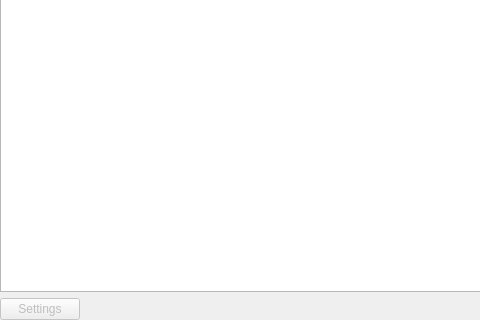
tenrok/kclient3, file src/lib/preferences/pluginslist.ui: the form before one commit; both pictures show x 0 to 480 and y 142 to 462 of the 623 by 462 pixel window.
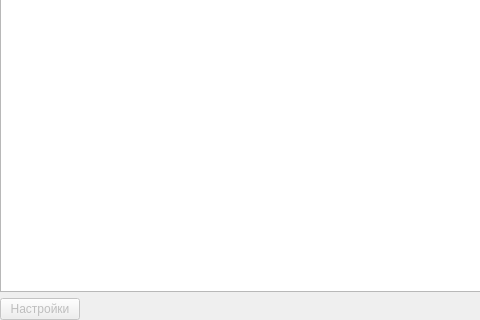
The form after the commit.

Diff of the .ui file:
```diff
--- a/src/lib/preferences/pluginslist.ui
+++ b/src/lib/preferences/pluginslist.ui
@@ -53,7 +53,7 @@
         </sizepolicy>
        </property>
        <property name="text">
-        <string>Settings</string>
+        <string>Настройки</string>
        </property>
       </widget>
      </item>
```
